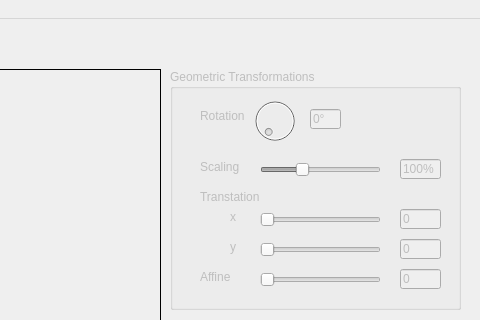
First picture: the form in interface.ui, repository anhquoc4062/Image-Processing, before the edit; both pictures show x 620 to 1100 and y 0 to 320 of the 1100 by 661 pixel window.
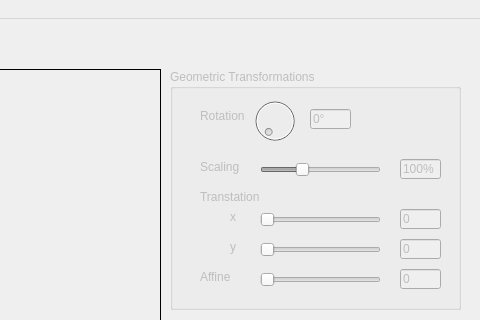
Second picture: the form after the edit. Icons and pictures are not drawn.

Diff of the .ui file:
```diff
--- a/interface.ui
+++ b/interface.ui
@@ -105,7 +105,7 @@
       <rect>
        <x>140</x>
        <y>40</y>
-       <width>31</width>
+       <width>41</width>
        <height>20</height>
       </rect>
      </property>
```
